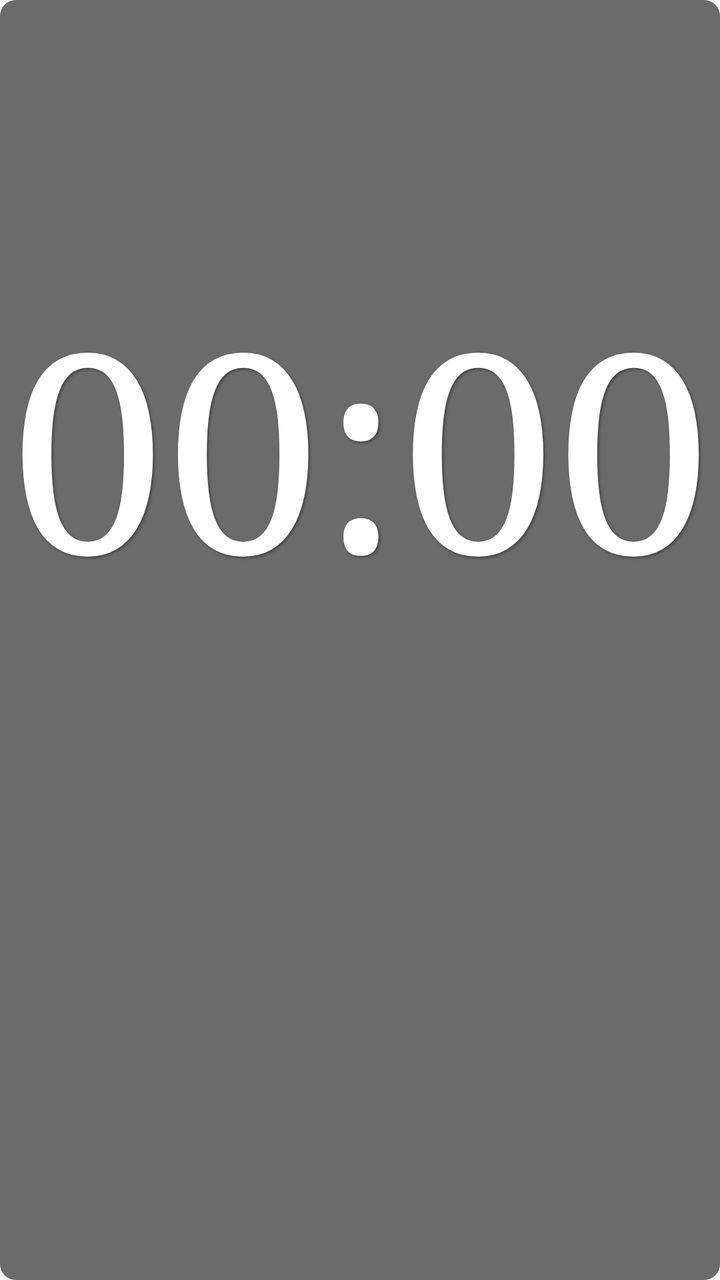
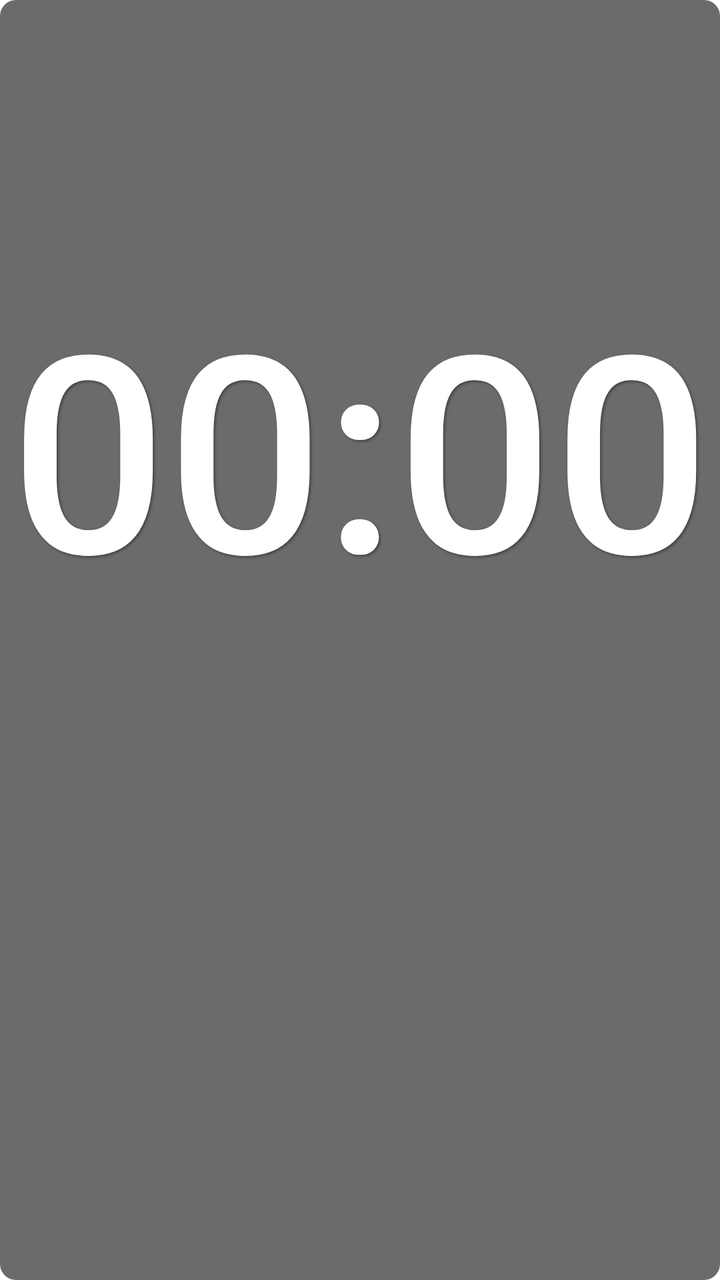

Before-and-after screenshots of an Android layout around one commit, followed by the original layout XML and the change that was made.
<!-- AndroidManifest.xml: fallback theme Theme.MaterialComponents.DayNight.NoActionBar -->
<!-- res/layout/widget_clock.xml -->
<?xml version="1.0" encoding="utf-8"?>
<LinearLayout xmlns:android="http://schemas.android.com/apk/res/android"
    android:id="@+id/widget_root"
    android:layout_width="match_parent"
    android:layout_height="match_parent"
    android:background="@drawable/widget_background"
    android:gravity="center"
    android:orientation="vertical"
    android:padding="4dp">
     
    
    <TextClock
        android:id="@+id/txt_time"
        android:fontFeatureSettings="tnum"
        android:fontFamily="serif"
        android:layout_width="match_parent"
        android:layout_height="0dp"
        android:layout_weight="5"
        android:autoSizeMaxTextSize="300sp"
        android:autoSizeMinTextSize="8sp"
        android:autoSizeStepGranularity="1sp"
        android:autoSizeTextType="uniform"
        android:format12Hour="HH:mm"
        android:format24Hour="HH:mm"
        android:gravity="center"
        android:includeFontPadding="false"
        android:maxLines="1"
        android:shadowColor="#66000000"
        android:shadowDx="2"
        android:shadowDy="2"
        android:shadowRadius="3"
        android:textColor="#FFFFFF"
         />
     

    
    <TextView
        android:id="@+id/txt_date"
        android:fontFamily="sans-serif-medium"
        android:layout_width="match_parent"
        android:layout_height="0dp"
        android:layout_weight="2"
        android:autoSizeMaxTextSize="200sp"
        android:autoSizeMinTextSize="6sp"
        android:autoSizeStepGranularity="1sp"
        android:autoSizeTextType="uniform"
        android:gravity="center"
        android:includeFontPadding="false"
        android:maxLines="1"
        android:shadowColor="#66000000"
        android:shadowDx="2"
        android:shadowDy="2"
        android:shadowRadius="3"
        android:textColor="#FFFFFF"
         />
     

</LinearLayout>
<!-- resources referenced by this layout -->
<resources>
  <!-- drawable widget_background (drawable) -->
  <?xml version="1.0" encoding="utf-8"?>
  <shape xmlns:android="http://schemas.android.com/apk/res/android"
      android:shape="rectangle">
  
      
      <solid android:color="#94000000" />
  
      
      <corners android:radius="8dp" />
  
  </shape>
</resources>

<!-- the commit's change to res/layout/widget_clock.xml (unified diff, before → after) -->
@@ -12,7 +12,7 @@
     <TextClock
         android:id="@+id/txt_time"
         android:fontFeatureSettings="tnum"
-        android:fontFamily="serif"
+        android:fontFamily="sans-serif-medium"
         android:layout_width="match_parent"
         android:layout_height="0dp"
         android:layout_weight="5"
